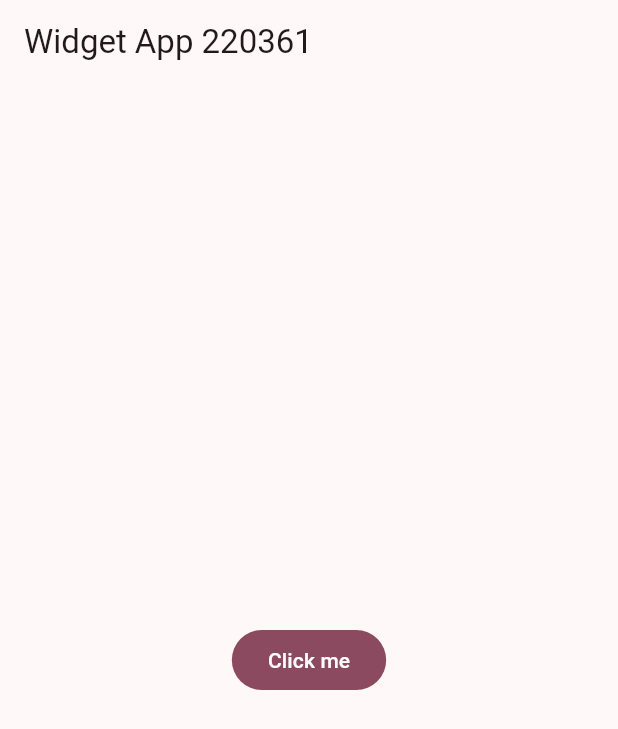
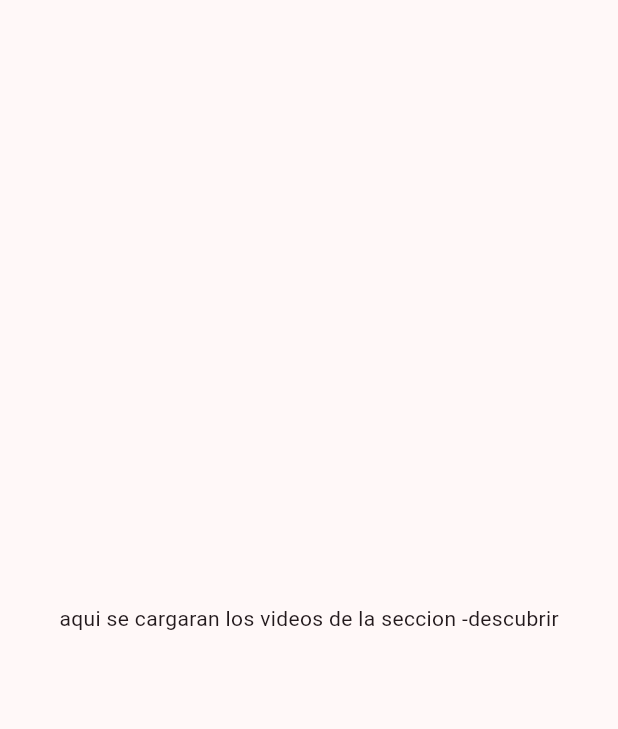
Before and after one commit to JoseLuisCM663/DMI-practica04-220361, a Flutter app: the screen it shows after launch, on a phone screen of 412 x 824 dp. Shown: the top 729 px of the screen. Run offline on Flutter 3.47's test engine with Material 3 defaults, Android fonts, the light colour scheme and no system bars.

Commit message:
practica04
provider,screens,videos,modelos  update en main se cambio a multiprovider

```diff
--- a/widget_app_220361/lib/main.dart
+++ b/widget_app_220361/lib/main.dart
@@ -1,4 +1,7 @@
 import 'package:flutter/material.dart';
+import 'package:provider/provider.dart';
+import 'package:widget_app_220361/presentation/providers/discover_provider.dart';
+import 'package:widget_app_220361/presentation/screens/discover/discover_screens.dart';
 import 'package:widget_app_220361/theme/app_theme.dart';
 
 
@@ -11,15 +14,13 @@ class MainApp extends StatelessWidget {
 
   @override
   Widget build(BuildContext context) {
-    return  MaterialApp(
+    return  MultiProvider(
+      providers:[ChangeNotifierProvider(create:(_) => DiscoverProvider())],
+      child: MaterialApp(
       debugShowCheckedModeBanner: false,
       theme: AppTheme(selectedColor: 1).getTheme(),
-      home: Scaffold(
-        appBar: AppBar(title: const Text('Widget App 220361')),//AppBar
-        body: Center(
-          child: FilledButton(onPressed:(){},child:Text('Click me')),
-        ),
-      ),
+      home:const DiscoverScreen(),
+      )
     );
   }
 }
--- /dev/null
+++ b/widget_app_220361/lib/presentation/providers/discover_provider.dart
@@ -0,0 +1,11 @@
+import 'package:flutter/material.dart';
+import 'package:widget_app_220361/domain/entites/video_post.dart';
+
+class DiscoverProvider extends ChangeNotifier {
+  bool initialLoding = true;
+  List<VideoPost> videos = [];
+
+  Future<void> loadNextPage() async {
+    notifyListeners();
+  }
+}
--- /dev/null
+++ b/widget_app_220361/lib/presentation/screens/discover/discover_screens.dart
@@ -0,0 +1,12 @@
+import 'package:flutter/material.dart';
+
+class DiscoverScreen extends StatelessWidget {
+  const DiscoverScreen({super.key});
+
+  @override
+  Widget build(BuildContext context) {
+    return Scaffold(
+      body: Center(child: Text('aqui se cargaran los videos de la seccion -descubrir')),
+    );
+  }
+}
--- a/widget_app_220361/pubspec.yaml
+++ b/widget_app_220361/pubspec.yaml
@@ -9,6 +9,7 @@ environment:
 dependencies:
   flutter:
     sdk: flutter
+  provider: ^6.1.5+1
 
 dev_dependencies:
   flutter_test:
```
Also changed, not shown: widget_app_220361/lib/infrastructure/models/local_video_model.dart (added, +25 -0 lines), widget_app_220361/pubspec.lock, 5 other files.
